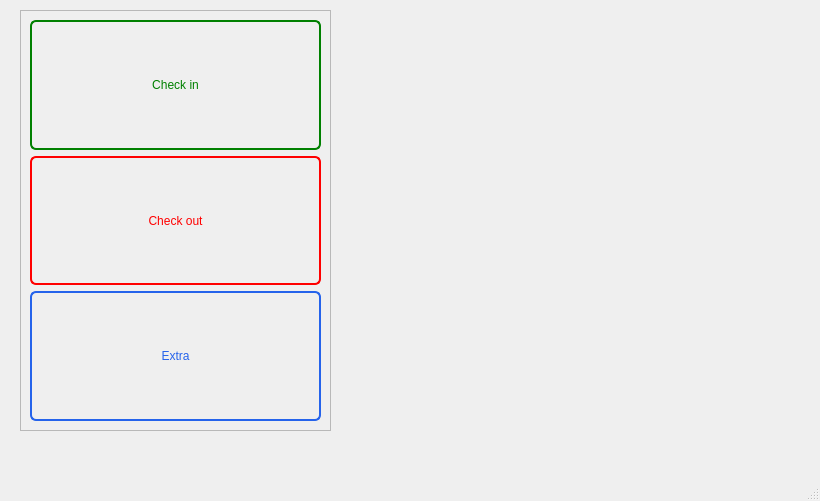
The window that Hotel_Management/mainwindow.ui (SteelM25/C---ile-Projeler) describes before a commit, drawn with Qt 5.
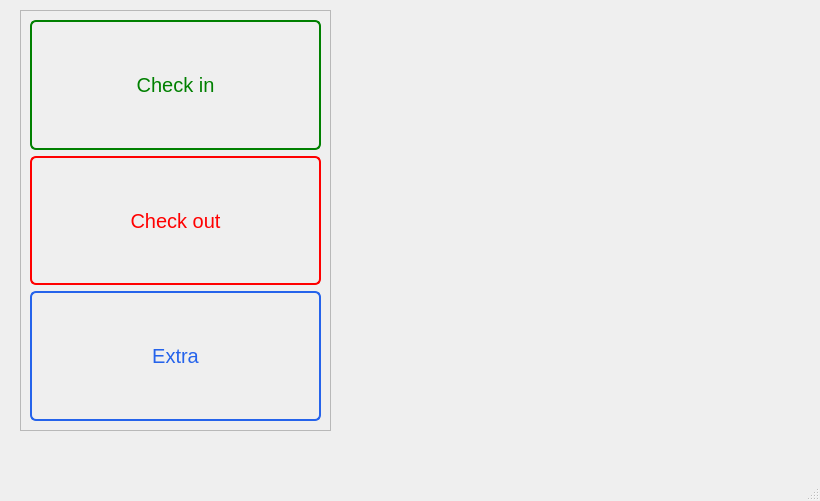
The same window after the commit. Icons and pictures are not drawn.

Patch:
```diff
--- a/Hotel_Management/mainwindow.ui
+++ b/Hotel_Management/mainwindow.ui
@@ -60,6 +60,11 @@
          <verstretch>0</verstretch>
         </sizepolicy>
        </property>
+       <property name="font">
+        <font>
+         <pointsize>15</pointsize>
+        </font>
+       </property>
        <property name="toolTip">
         <string/>
        </property>
@@ -100,6 +105,11 @@
          <verstretch>0</verstretch>
         </sizepolicy>
        </property>
+       <property name="font">
+        <font>
+         <pointsize>15</pointsize>
+        </font>
+       </property>
        <property name="styleSheet">
         <string notr="true">QPushButton {
     background-color: transparent;
@@ -128,6 +138,11 @@
          <verstretch>0</verstretch>
         </sizepolicy>
        </property>
+       <property name="font">
+        <font>
+         <pointsize>15</pointsize>
+        </font>
+       </property>
        <property name="styleSheet">
         <string notr="true">QPushButton {
     background-color: transparent;
```
